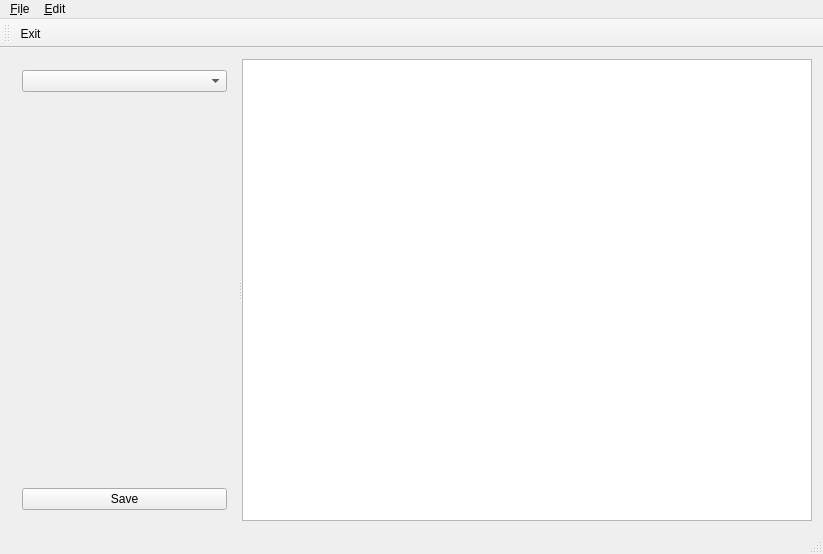
First picture: the form in mainwindow.ui, repository PLLUG-Community-C-Qt-Roadmap/CPPQT-2016-2-CafeMenuEditor, before the edit.
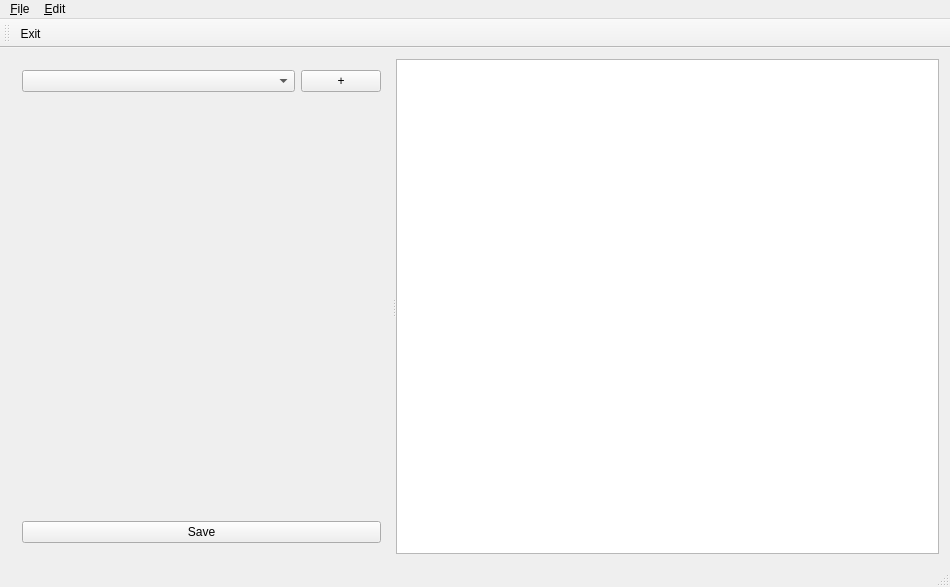
Second picture: the form after the edit. Custom widgets are drawn as their Qt base class.

Commit message: Create addButton(Task 1)

```diff
--- a/mainwindow.ui
+++ b/mainwindow.ui
@@ -6,8 +6,8 @@
    <rect>
     <x>0</x>
     <y>0</y>
-    <width>823</width>
-    <height>554</height>
+    <width>950</width>
+    <height>587</height>
    </rect>
   </property>
   <property name="windowTitle">
@@ -23,7 +23,48 @@
       <widget class="QWidget" name="layoutWidget">
        <layout class="QVBoxLayout" name="verticalLayout">
         <item>
-         <widget class="MenuComboBox" name="menuComboBox"/>
+         <layout class="QGridLayout" name="gridLayout" rowstretch="0,0,0" columnstretch="0,0">
+          <property name="sizeConstraint">
+           <enum>QLayout::SetDefaultConstraint</enum>
+          </property>
+          <property name="rightMargin">
+           <number>0</number>
+          </property>
+          <property name="bottomMargin">
+           <number>0</number>
+          </property>
+          <property name="spacing">
+           <number>6</number>
+          </property>
+          <item row="0" column="1">
+           <widget class="QPushButton" name="addButton">
+            <property name="sizePolicy">
+             <sizepolicy hsizetype="Fixed" vsizetype="Fixed">
+              <horstretch>0</horstretch>
+              <verstretch>0</verstretch>
+             </sizepolicy>
+            </property>
+            <property name="minimumSize">
+             <size>
+              <width>0</width>
+              <height>0</height>
+             </size>
+            </property>
+            <property name="baseSize">
+             <size>
+              <width>0</width>
+              <height>22</height>
+             </size>
+            </property>
+            <property name="text">
+             <string>+</string>
+            </property>
+           </widget>
+          </item>
+          <item row="0" column="0">
+           <widget class="MenuComboBox" name="menuComboBox"/>
+          </item>
+         </layout>
         </item>
         <item>
          <widget class="EditorDelegate" name="menuEditorDelegate" native="true"/>
@@ -59,8 +100,8 @@
     <rect>
      <x>0</x>
      <y>0</y>
-     <width>823</width>
-     <height>23</height>
+     <width>950</width>
+     <height>18</height>
     </rect>
    </property>
    <widget class="QMenu" name="menuFile">
```
Left out of the diff: 4 changed lines with no effect on the pictures. The commit also changes 1 other file.
